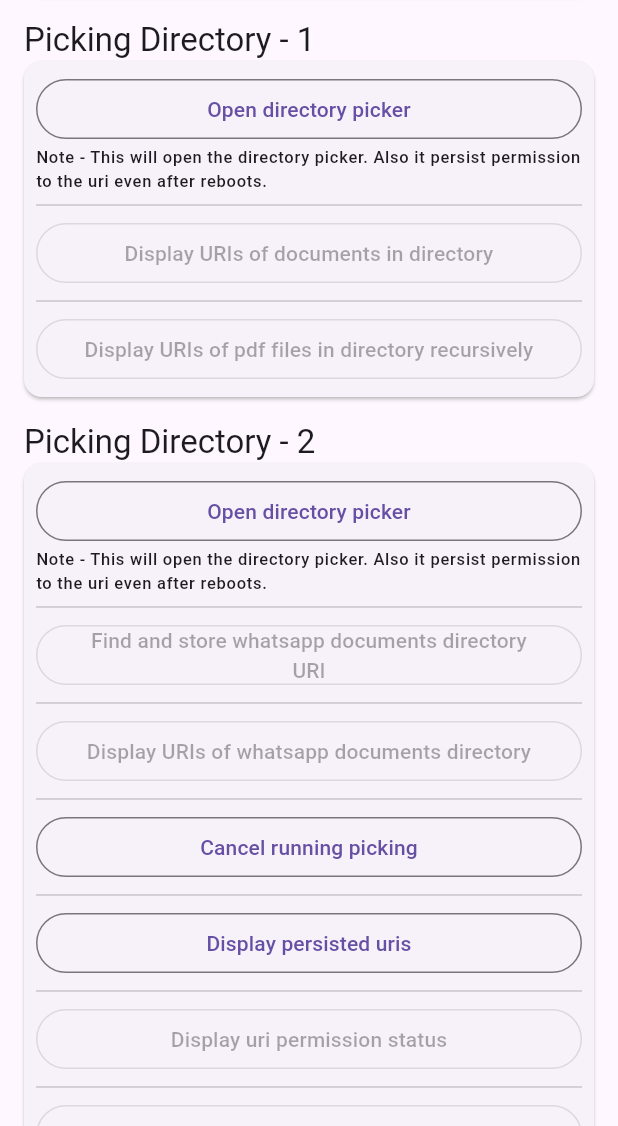
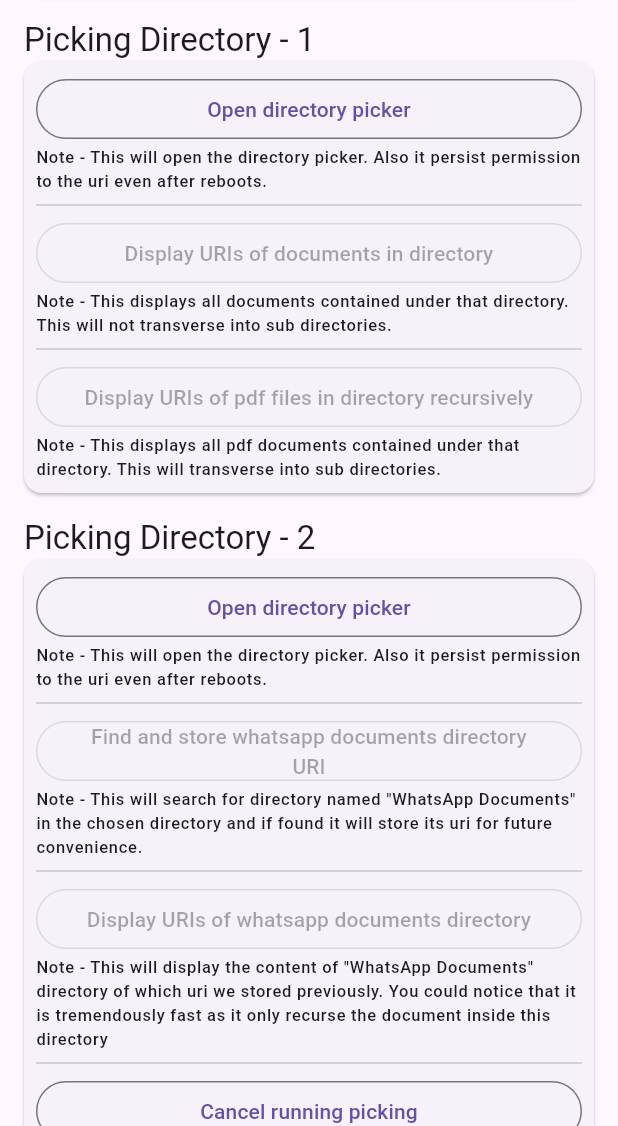
Before and after one commit to chaudharydeepanshu/pick_or_save, a Flutter app: the screen it shows after launch, scrolled down 1152 dp, on a phone screen of 412 x 824 dp, the part 110-1236 px from its top. Run offline on Flutter 3.47's test engine with Material 2 defaults, Android fonts, the phone set to English and light mode, and no system bars; our stand-ins replace plugin_platform_interface; key blocks and very long unbroken strings in the code were emptied for the run.

```diff
--- a/example/lib/main.dart
+++ b/example/lib/main.dart
@@ -620,6 +620,10 @@ class _MyHomePageState extends State<MyHomePage> {
                                             .toString());
                                   }
                                 }),
+                      Text(
+                        "Note - This displays all documents contained under that directory. This will not transverse into sub directories.",
+                        style: Theme.of(context).textTheme.labelSmall,
+                      ),
                       const Divider(),
                       CustomButton(
                           buttonText:
@@ -631,6 +635,10 @@ class _MyHomePageState extends State<MyHomePage> {
                                     directoryUri: _pickedDirectoryPath!,
                                     recurseDirectories: true,
                                     allowedExtensions: [".pdf"],
+                                    mimeTypesFilter: [
+                                      // "image/*",
+                                      // "application/pdf"
+                                    ],
                                   );
 
                                   List<DocumentFile>? result =
@@ -645,6 +653,10 @@ class _MyHomePageState extends State<MyHomePage> {
                                             .toString());
                                   }
                                 }),
+                      Text(
+                        "Note - This displays all pdf documents contained under that directory. This will transverse into sub directories.",
+                        style: Theme.of(context).textTheme.labelSmall,
+                      ),
                     ],
                   ),
                 ),
@@ -712,6 +724,10 @@ class _MyHomePageState extends State<MyHomePage> {
                                             .toString());
                                   }
                                 }),
+                      Text(
+                        "Note - This will search for directory named \"WhatsApp Documents\" in the chosen directory and if found it will store its uri for future convenience.",
+                        style: Theme.of(context).textTheme.labelSmall,
+                      ),
                       const Divider(),
                       CustomButton(
                           buttonText:
@@ -739,6 +755,10 @@ class _MyHomePageState extends State<MyHomePage> {
                                             .toString());
                                   }
                                 }),
+                      Text(
+                        "Note - This will display the content of \"WhatsApp Documents\" directory of which uri we stored previously. You could notice that it is tremendously fast as it only recurse the document inside this directory",
+                        style: Theme.of(context).textTheme.labelSmall,
+                      ),
                       const Divider(),
                       CustomButton(
                           buttonText: 'Cancel running picking',
@@ -754,6 +774,10 @@ class _MyHomePageState extends State<MyHomePage> {
                                   context: context, text: result.toString());
                             }
                           }),
+                      Text(
+                        "Note - This cancels any running recursion. As sometimes the user may not want to continue with the chosen directory",
+                        style: Theme.of(context).textTheme.labelSmall,
+                      ),
                       const Divider(),
                       CustomButton(
                           buttonText: 'Display persisted uris',
@@ -770,6 +794,10 @@ class _MyHomePageState extends State<MyHomePage> {
                                   context: context, text: result.toString());
                             }
                           }),
+                      Text(
+                        "Note - Displays the uris persisted in device. It check for flags: Intent.FLAG_GRANT_READ_URI_PERMISSION, Intent.FLAG_GRANT_WRITE_URI_PERMISSION",
+                        style: Theme.of(context).textTheme.labelSmall,
+                      ),
                       const Divider(),
                       CustomButton(
                           buttonText: 'Display uri permission status',
@@ -790,6 +818,10 @@ class _MyHomePageState extends State<MyHomePage> {
                                             text: result.toString());
                                       }
                                     }),
+                      Text(
+                        "Note - Displays a old saved uri persistence status. It check for flags: Intent.FLAG_GRANT_READ_URI_PERMISSION, Intent.FLAG_GRANT_WRITE_URI_PERMISSION",
+                        style: Theme.of(context).textTheme.labelSmall,
+                      ),
                       const Divider(),
                       CustomButton(
                           buttonText:
@@ -812,6 +844,10 @@ class _MyHomePageState extends State<MyHomePage> {
                                             text: result.toString());
                                       }
                                     }),
+                      Text(
+                        "Note - Removes uri persistence and then displays its new persistence status for verification.",
+                        style: Theme.of(context).textTheme.labelSmall,
+                      ),
                     ],
                   ),
                 ),
```
Also changed, not shown: 2 other files.
